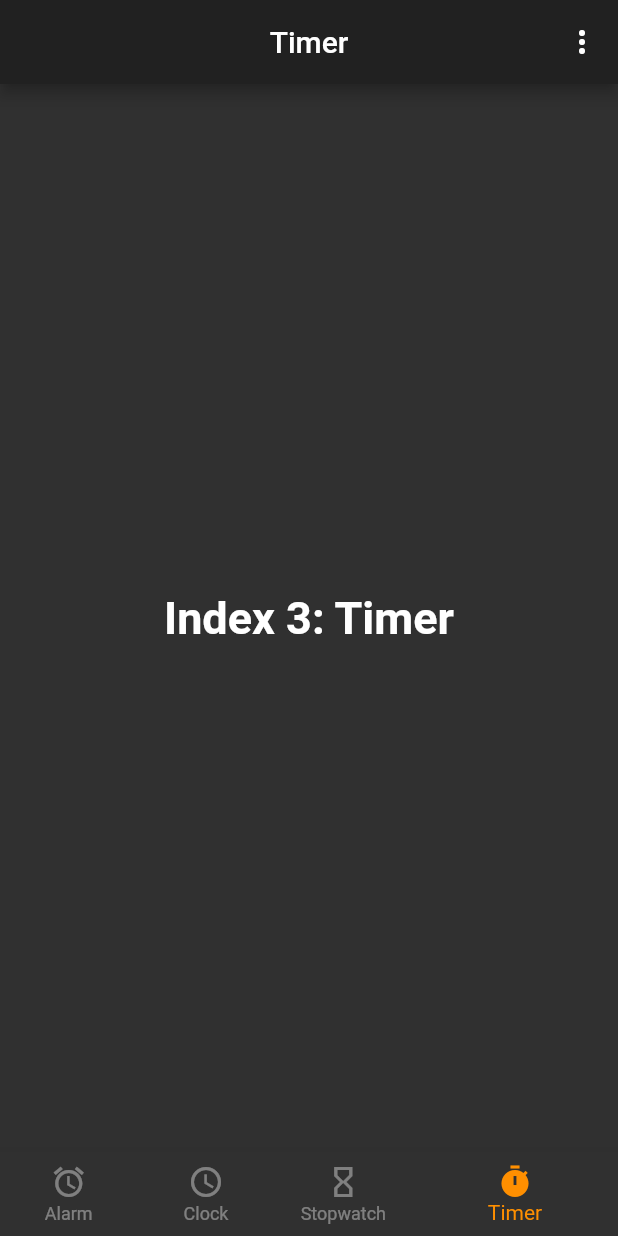
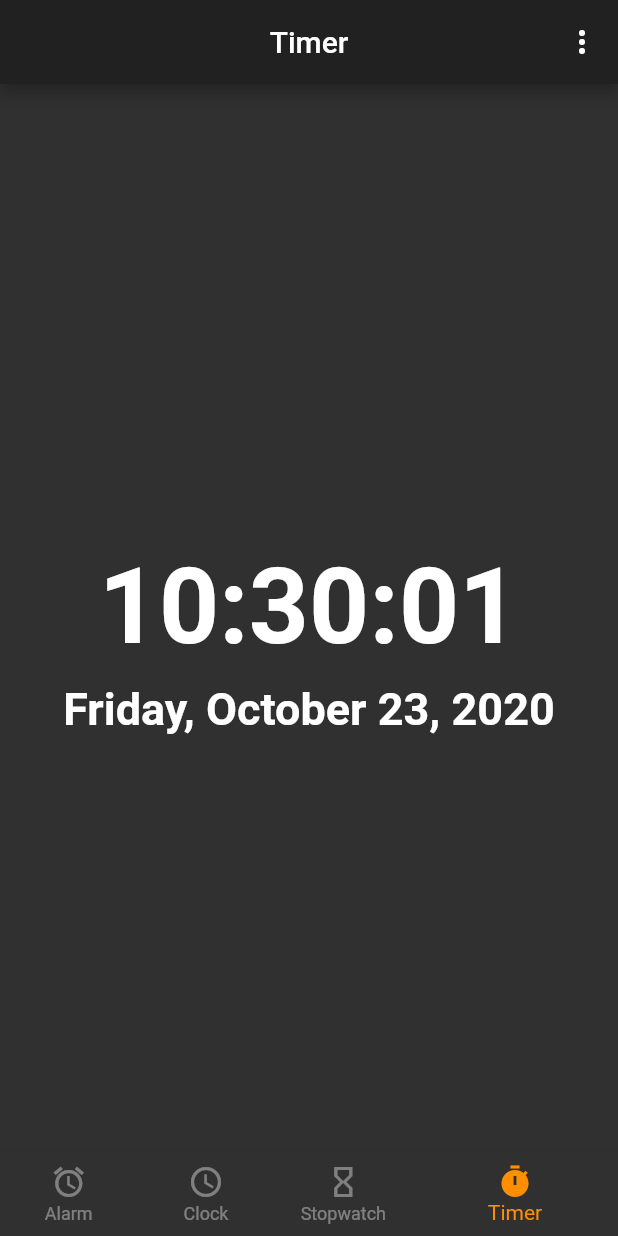
Before and after one commit to Riyomi/alarm, a Flutter app: the screen it shows after launch, item 4 of the bottom bar chosen, on a phone screen of 412 x 824 dp. Run offline on Flutter 3.47's test engine with Material 2 defaults, Android fonts, the phone set to English and light mode, and no system bars; our stand-ins replace shared_preferences; missing offline and left inert: android_alarm_manager, flutter_ringtone_player.

Commit message:
TimerWidget class added

```diff
--- a/lib/main.dart
+++ b/lib/main.dart
@@ -6,7 +6,8 @@ import 'package:flutter/material.dart';
 import 'package:alarm/alarm_widget.dart';
 import 'package:alarm/clock_widget.dart';
 import 'package:shared_preferences/shared_preferences.dart';
-import 'alarm_class.dart';
+import 'package:alarm/alarm_class.dart';
+import 'package:alarm/timer_widget.dart';
 
 SendPort uiSendPort;
 const String isolateName = 'isolate';
@@ -64,13 +65,11 @@ class MyStatefulWidget extends StatefulWidget {
 class _MyStatefulWidgetState extends State<MyStatefulWidget> {
   int _selectedIndex = 0;
   String _appBarTitle = 'Alarm';
-  static const TextStyle optionStyle =
-  TextStyle(fontSize: 30, fontWeight: FontWeight.bold);
   List<Widget> _widgetOptions = <Widget>[
     AlarmsWidget(),
     ClockWidget(),
     StopwatchWidget(),
-    Text('Index 3: Timer', style: optionStyle),
+    TimerWidget(),
   ];
 
   _onItemTapped(int index) {
--- /dev/null
+++ b/lib/timer_widget.dart
@@ -0,0 +1,47 @@
+import 'dart:async';
+import 'package:intl/intl.dart';
+import 'package:flutter/material.dart';
+
+class TimerWidget extends StatefulWidget {
+  @override
+  _TimerWidgetState createState() => _TimerWidgetState();
+}
+
+class _TimerWidgetState extends State<TimerWidget> {
+  String _now;
+  String _date;
+
+  @override
+  Widget build(BuildContext context) {
+    return Column(
+      mainAxisSize: MainAxisSize.min,
+      children: <Widget>[
+        SizedBox(height: 30),
+        Text(_now, style: TextStyle(fontSize: 70, fontWeight: FontWeight.bold)),
+        SizedBox(height: 10),
+        Text(_date, style: TextStyle(fontSize: 30, fontWeight: FontWeight.bold)),
+      ],
+    );
+  }
+
+  @override
+  void initState() {
+    super.initState();
+
+    // sets first value
+    var now = DateTime.now();
+    _now = DateFormat.Hms().format(now);
+    _date = DateFormat.yMMMMEEEEd().format(now);
+
+    // defines a timer
+    Timer.periodic(Duration(seconds: 1), (Timer t) {
+      if(mounted) {
+        setState(() {
+          var now = DateTime.now();
+          _now = DateFormat.Hms().format(now);
+          _date = DateFormat.yMMMMEEEEd().format(now);
+        });
+      }
+    });
+  }
+}
```
